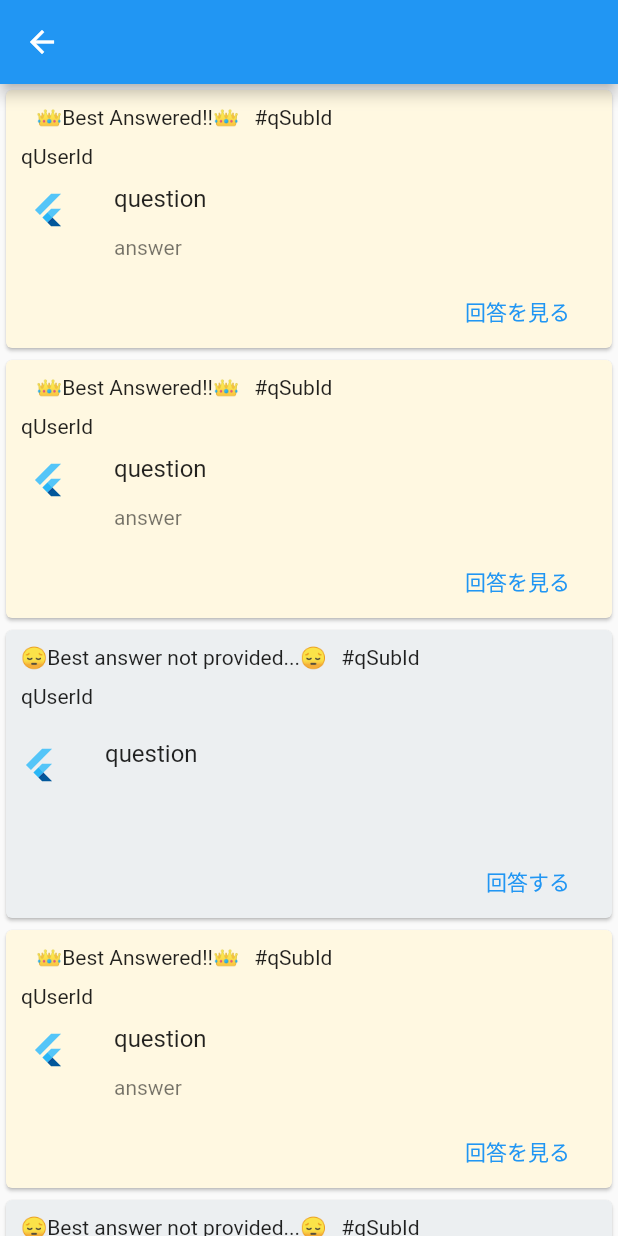
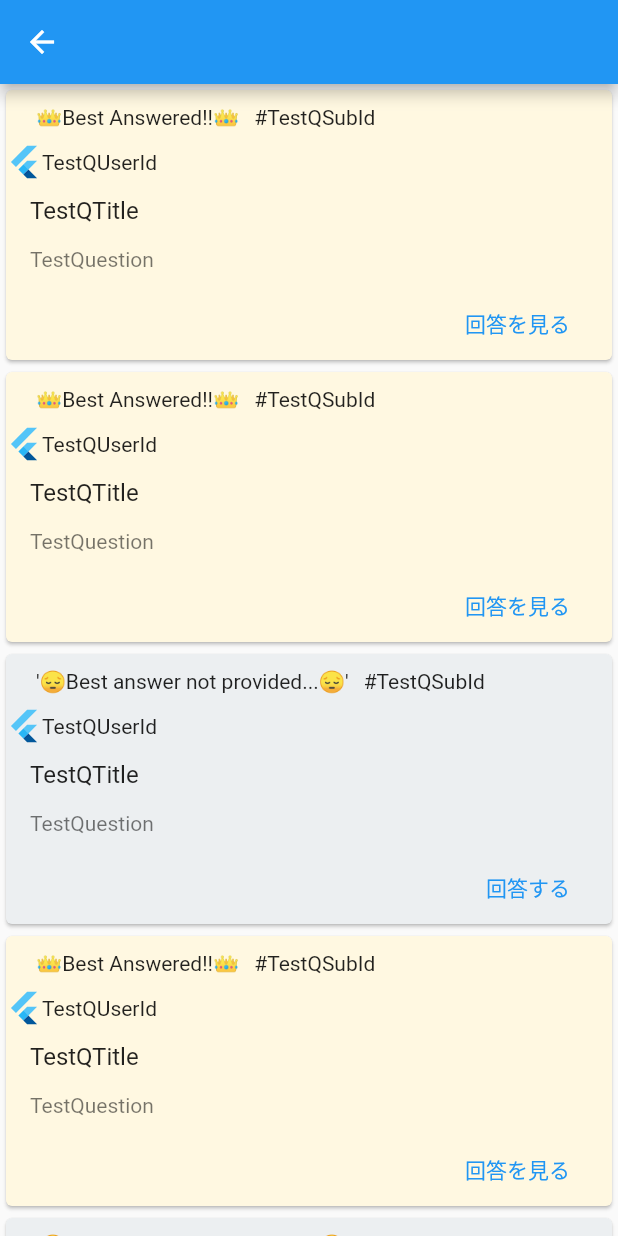
Before and after one commit to dao0203/share_study_app, a Flutter app: the ThreadPage screen opened directly with empty values, after a tap on "回答を見る", on a phone screen of 412 x 824 dp. Run offline on Flutter 3.47's test engine with Material 2 defaults, Android fonts, the phone set to English and light mode, and no system bars; our stand-ins replace google_sign_in, hooks_riverpod, image_picker.

Commit message:
ListViewのcardの名称変更，questionItemの返り値のWidgetをif文で分岐させていたのを値のみ分岐させるように変更，widgetの中身のクラス分け，質問と回答を受け取る処理を別の関数で実装した．

```diff
--- a/lib/questions_list/thread_page.dart
+++ b/lib/questions_list/thread_page.dart
@@ -19,20 +19,20 @@ class _ThreadPageState extends State<ThreadPage> {
           //ダミーの質問
           // ここは数十件(50とか？)まとめてロードしてページ分けで表示するようにしたい
           //BAとNBAは本来分けずに一つのwidgetで表示する
-          _getQuestionsBA(context),
-          _getQuestionsBA(context),
-          _getQuestionsNBA(context),
-          _getQuestionsBA(context),
-          _getQuestionsNBA(context),
-          _getQuestionsBA(context),
-          _getQuestionsBA(context),
-          _getQuestionsNBA(context),
-          _getQuestionsNBA(context),
-          _getQuestionsNBA(context),
-          _getQuestionsBA(context),
-          _getQuestionsBA(context),
-          _getQuestionsNBA(context),
-          _getQuestionsBA(context),
+          _baQuestionItem(context),
+          _baQuestionItem(context),
+          _nbaQuestionItem(context),
+          _baQuestionItem(context),
+          _nbaQuestionItem(context),
+          _baQuestionItem(context),
+          _baQuestionItem(context),
+          _nbaQuestionItem(context),
+          _nbaQuestionItem(context),
+          _nbaQuestionItem(context),
+          _baQuestionItem(context),
+          _baQuestionItem(context),
+          _nbaQuestionItem(context),
+          _baQuestionItem(context),
         ],
       ),
     );
@@ -44,175 +44,195 @@ class _ThreadPageState extends State<ThreadPage> {
 //answerは var list(複数解答が付きうるので)で，bestanswerはString
 Widget _questionItem(BuildContext context, QuestionArguments question,
     AnswerArguments answer, bool isBestAnswered) {
-  //ベストアンサーあり
+  var stateText = "";
+  var buttonText = "";
+  var routeName = "";
+  Color? color = Colors.white;
+  // ベストアンサーがあるかどうかで値を決める
   if (isBestAnswered) {
+    stateText = "👑Best Answered!!👑";
+    buttonText = "回答を見る";
+    color = Colors.amber[50];
+    routeName = "/ap_ba";
+  } else {
+    stateText = "'😔Best answer not provided...😔'";
+    buttonText = "回答する";
+    color = Colors.blueGrey[50];
+    routeName = "/ap_nba";
+  }
   return GestureDetector(
     child: Card(
-        color: Colors.amber[50],
+      color: color,
       child: Column(mainAxisSize: MainAxisSize.min, children: <Widget>[
         Padding(
           padding: const EdgeInsets.only(top: 10, left: 10),
-            child: Row(children: <Widget>[
-              const SizedBox(width: 10),
-              const Text('👑Best Answered!!👑'),
-              const SizedBox(width: 10),
-              Text("#${question.qSubId}"), //ここはqSubNameにしたい
-            ]),
+          child: _Header(
+            stateText: stateText,
+            qSubId: question.qSubId,
+          ),
         ),
         Padding(
           padding: const EdgeInsets.only(top: 10),
-            child: Row(children: <Widget>[
-              const SizedBox(width: 10),
-              Text(question.qUserId), //ここはqUserNameにしたい
+          child: _UserInfo(
+            qUserId: question.qUserId,
+          ),
+        ),
+        _Question(qTitle: question.qTitle, question: question.question),
+        _FooterButton(buttonText: buttonText, routeName: routeName),
       ]),
     ),
-          ListTile(
-            leading: const FlutterLogo(), // ここはuserのアイコンの予定
+  );
+}
+
+// QuestionItemのBA状態と科目IDを表示する部分
+class _Header extends StatelessWidget {
+  final String stateText;
+  final String qSubId;
+  const _Header({Key? key, required this.stateText, required this.qSubId})
+      : super(key: key);
+  @override
+  Widget build(BuildContext context) {
+    return Row(children: <Widget>[
+      const SizedBox(width: 10),
+      Text(stateText),
+      const SizedBox(width: 10),
+      Text("#$qSubId"), //ここはqSubNameにしたい
+    ]);
+  }
+}
+
+// QuestionItemのユーザー情報を表示する部分
+class _UserInfo extends StatelessWidget {
+  // ユーザーアイコンのデータも受け取る
+  final String qUserId;
+  const _UserInfo({Key? key, required this.qUserId}) : super(key: key);
+  @override
+  Widget build(BuildContext context) {
+    return Row(children: <Widget>[
+      const FlutterLogo(), // ここはuserのアイコンの予定
+      Text(qUserId),
+    ]);
+  }
+}
+
+// QuestionItemの質問タイトルと内容を表示する部分
+class _Question extends StatelessWidget {
+  final String qTitle;
+  final String question;
+  const _Question({Key? key, required this.qTitle, required this.question})
+      : super(key: key);
+  @override
+  Widget build(BuildContext context) {
+    return ListTile(
       title: Padding(
         padding: const EdgeInsets.only(bottom: 15.0),
-              child: Text(question.question),
+        child: Text(qTitle),
       ),
-            subtitle: Text(answer.answer),
-          ),
-          Row(
+      subtitle: Text(question),
+    );
+  }
+}
+
+// QuestionItemのページ遷移ボタンの部分
+class _FooterButton extends StatelessWidget {
+  final String buttonText;
+  final String routeName;
+  const _FooterButton(
+      {Key? key, required this.buttonText, required this.routeName})
+      : super(key: key);
+  @override
+  Widget build(BuildContext context) {
+    return Row(
       mainAxisAlignment: MainAxisAlignment.end,
       children: <Widget>[
         TextButton(
-                child: const Text('回答を見る'),
+          child: Text(buttonText),
           onPressed: () {
-                  Navigator.pushNamed(
-                      context, '/ap_ba'); //BAが決まっているので解答閲覧ページに遷移
+            Navigator.pushNamed(context, routeName); //回答ページに遷移
           },
         ),
         const SizedBox(width: 20),
       ],
-          ),
-        ]),
-      ),
-    );
-  } else {
-    //ベストアンサーなし
-    return GestureDetector(
-      child: Card(
-        color: Colors.blueGrey[50],
-        child: Column(mainAxisSize: MainAxisSize.min, children: <Widget>[
-          Padding(
-            padding: const EdgeInsets.only(top: 10),
-            child: Row(children: <Widget>[
-              const SizedBox(width: 10),
-              const Text('😔Best answer not provided...😔'),
-              const SizedBox(width: 10),
-              Text("#${question.qSubId}"),
-            ]),
-          ),
-          Padding(
-            padding: const EdgeInsets.only(top: 10),
-            child: Row(children: <Widget>[
-              const SizedBox(width: 10),
-              Text(question.qUserId), //ここはqUserNameにしたい
-            ]),
-          ),
-          ListTile(
-            leading: const FlutterLogo(), // ここはアイコンの予定
-            contentPadding: const EdgeInsets.all(10), // ここは余白の予定
-            title: Padding(
-              padding: const EdgeInsets.only(bottom: 15.0), // ここは余白の予定
-              child: Text(question.question),
-            ),
-            subtitle: Text(answer.answer),
-          ),
-          Row(
-            mainAxisAlignment: MainAxisAlignment.end,
-            children: <Widget>[
-              TextButton(
-                child: const Text('回答する'),
-                onPressed: () {
-                  Navigator.pushNamed(
-                      context, '/ap_nba'); //BA決まってないのでNBAページに遷移して解答
-                },
-              ),
-              const SizedBox(width: 20),
-            ],
-          ),
-        ]),
-      ),
     );
   }
 }
 
-/*
-質問のデータ構造
-qId: 質問のID
-qUserId: 質問したユーザーのID
-qSubId: 質問の科目ID
-question: 質問の内容
-attFiles: 質問に添付されたファイル(Path)
-*/
-
 //質問の構造体
 //とりあえずでString
 class QuestionArguments {
-  final String qId;
-  final String qUserId;
-  final String qSubId;
-  final String question;
-  final String attFiles;
-  const QuestionArguments(
+  QuestionArguments(
       {required this.qId,
       required this.qUserId,
       required this.qSubId,
-      required this.question,
-      required this.attFiles});
+      required this.qTitle,
+      required this.question
+      //required this.attFiles});
+      });
+  String qId; //質問のID
+  String qUserId; //qUserId: 質問したユーザーのID
+  String qSubId; //qSubId: 質問の科目ID
+  String qTitle; //qTitle: 質問のタイトル
+  String question; //question: 質問の内容
+  // final String attFiles; //質問の添付ファイル(一旦なし)
 }
 
-/*
-回答のデータ構造
-qId: 質問のID
-aId: 回答のID
-aUserId: 回答したユーザーのID
-answer: 回答の内容
-attFiles: 回答に添付されたファイル(Path)
-*/
+// 質問の変数を受け取る関数
+class GetQuestionArguments {
+  // ここで質問を受け取る
+  // とりあえずダミーの回答を代入
+  QuestionArguments questionArguments = QuestionArguments(
+      qId: "TestQId",
+      qUserId: "TestQUserId",
+      qSubId: "TestQSubId",
+      qTitle: "TestQTitle",
+      question: "TestQuestion");
+  // ここで質問を返す
+  QuestionArguments getQuestionArguments() {
+    return questionArguments;
+  }
+}
 
 //回答の構造体
 //とりあえずでString
 class AnswerArguments {
-  final String qId; //質問のID
-  final String aId; //回答のID
-  final String aUserId; //回答したユーザーのID
-  final String answer; //回答の内容
-  final String numAnswers; //回答の数
-  final String attFiles; //添付ファイル
-
-  const AnswerArguments(
-      {required this.qId,
+  AnswerArguments({
+    required this.qId,
     required this.aId,
     required this.aUserId,
     required this.answer,
-      required this.numAnswers,
-      required this.attFiles});
+    //required this.attFiles});
+  });
+  String qId; //質問のID
+  String aId; //回答のID
+  String aUserId; //回答したユーザーのID
+  String answer; //回答の内容
+  // final String attFiles; //回答の添付ファイル(一旦無し)
+}
+
+// 回答の変数を受け取る関数
+class GetAnswerArguments {
+  // ここで回答を受け取る
+  // とりあえずダミーの回答を代入
+  AnswerArguments answerArguments = AnswerArguments(
+      qId: "TestQId",
+      aId: "TestAid",
+      aUserId: "TestAUserId",
+      answer: "TestAnswer");
+  // ここで回答を返す
+  AnswerArguments getAnswerArguments() {
+    return answerArguments;
+  }
 }
 
 // DBから質問を受け取って表示widgetに渡すwidget
-// BAとNBAになっているが，実際はDBからの取得値によって勝手に分岐する
+// BAとNBAになっているが，実際はDBからの取得値によって勝手に分岐するように実装する
 //ベストアンサーされているもの
-Widget _getQuestionsBA(BuildContext context) {
+Widget _baQuestionItem(BuildContext context) {
   var isBestAnswered = false;
   //質問の構造体
-  var question = const QuestionArguments(
-      qId: "qId",
-      qUserId: "qUserId",
-      qSubId: "qSubId",
-      question: "question",
-      attFiles: "attFiles");
+  var question = GetQuestionArguments().getQuestionArguments();
   //解答の構造体
-  var answer = const AnswerArguments(
-      qId: "qId",
-      aId: "aId",
-      aUserId: "aUserId",
-      answer: "answer",
-      numAnswers: "3",
-      attFiles: "attFiles");
+  var answer = GetAnswerArguments().getAnswerArguments();
   //質問を受け取る処理
   if (answer.answer == "") {
     isBestAnswered = false;
@@ -224,23 +244,13 @@ Widget _getQuestionsBA(BuildContext context) {
 }
 
 //ベストアンサーされていないもの
-Widget _getQuestionsNBA(BuildContext context) {
-  var isBestAnswered = false;
-  //質問の構造体
-  var question = const QuestionArguments(
-      qId: "qId",
-      qUserId: "qUserId",
-      qSubId: "qSubId",
-      question: "question",
-      attFiles: "attFiles");
-  //解答の構造体
-  var answer = const AnswerArguments(
-      qId: "qId",
-      aId: "aId",
-      aUserId: "aUserId",
-      answer: "",
-      numAnswers: "0",
-      attFiles: "attFiles");
+Widget _nbaQuestionItem(BuildContext context) {
+  bool isBestAnswered;
+  // GetQuestionArgumentsで質問を受け取る
+  var question = GetQuestionArguments().getQuestionArguments();
+  // GetAnswerArgumentsで回答を受け取る
+  var answer = GetAnswerArguments().getAnswerArguments();
+  answer.answer = "";
   //質問を受け取る処理
   if (answer.answer == "") {
     isBestAnswered = false;
```
Lines whose indentation alone changed are shown as unchanged.
